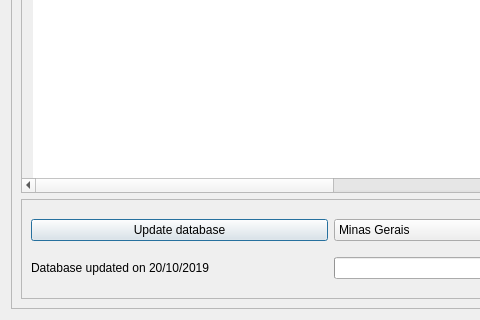
samuelterra22/Analysis-of-antenna-coverage, file src/main/python/views/anatel_dialog.ui: the form before one commit; both pictures show x 0 to 480 and y 226 to 546 of the 965 by 546 pixel window.
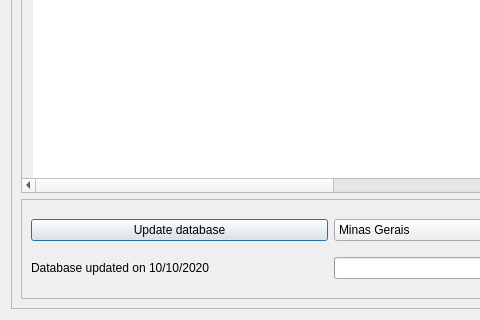
The form after the commit.

Commit message: Improve Anatel dialog table

```diff
--- a/src/main/python/views/anatel_dialog.ui
+++ b/src/main/python/views/anatel_dialog.ui
@@ -364,7 +364,7 @@
          <item row="1" column="1">
           <widget class="QLabel" name="label_last_update">
            <property name="text">
-            <string>Database updated on 20/10/2019</string>
+            <string>Database updated on 10/10/2020</string>
            </property>
           </widget>
          </item>
```
The commit also changes 4 other files.
